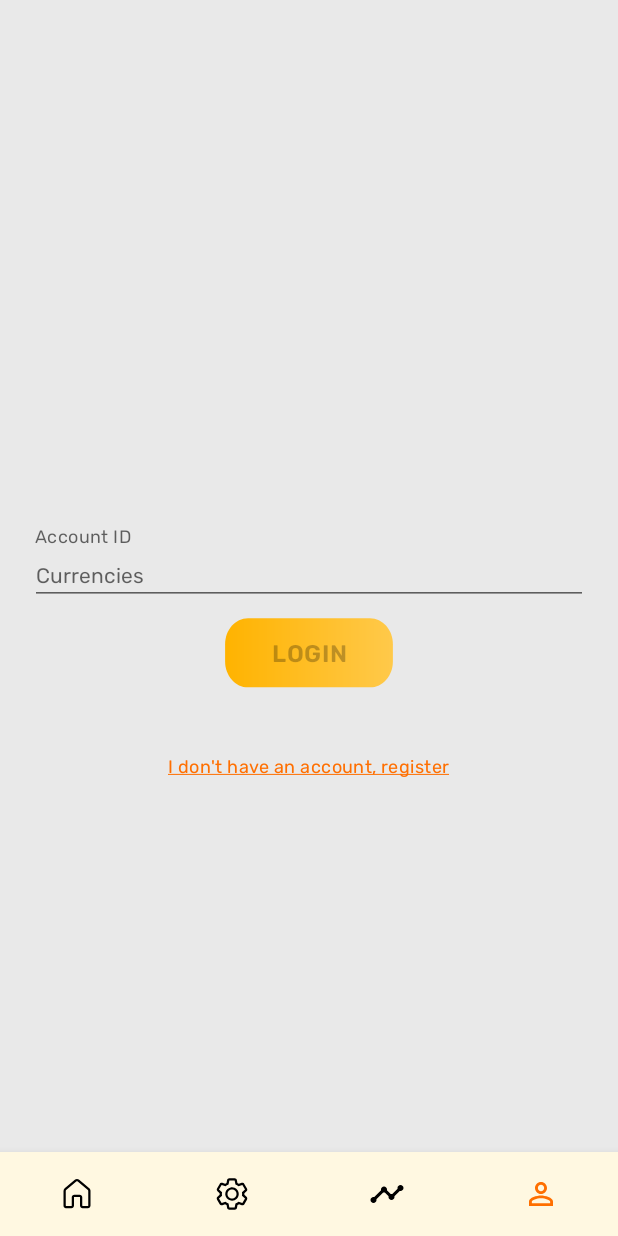
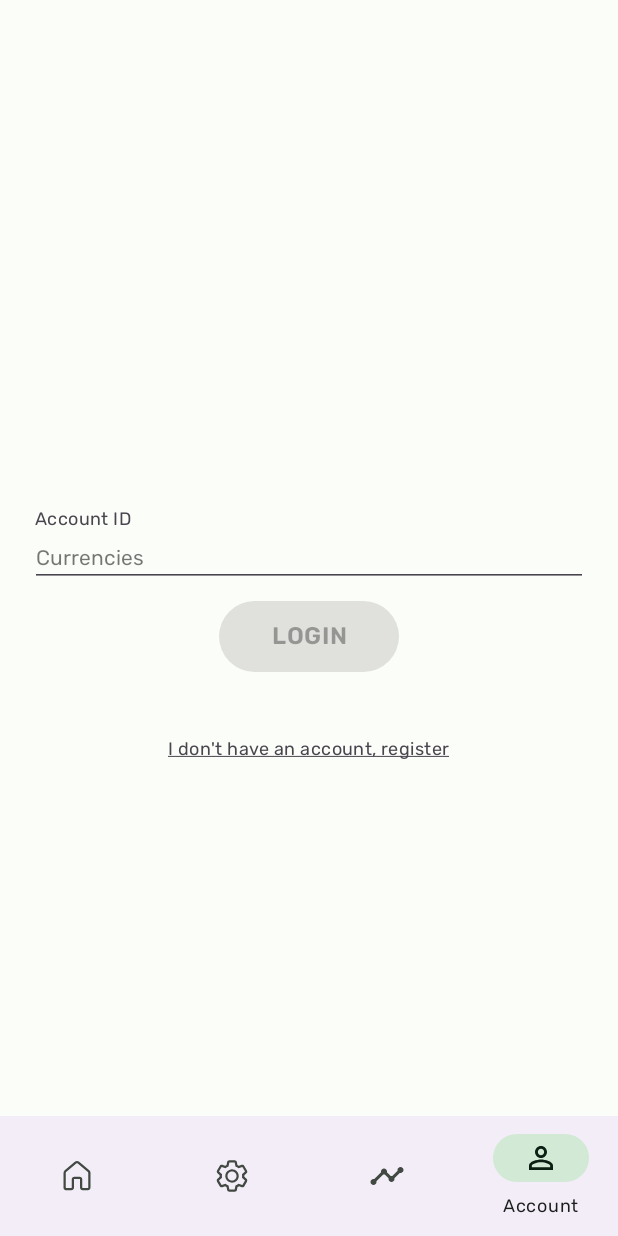
Before and after one commit to aslansari/hypocoin, an Android app: the screen it shows after launch (MainActivity), item 4 of the bottom bar chosen, on a phone screen of 412 x 824 dp. Run offline under Robolectric (Android 15) with nearby library versions, the phone set to English and light mode, and no system bars; our stand-ins replace Room's generated code, RxJava, Timber, data binding, navigation-ui; libraries missing offline, so code that uses them is left out: kotlinx.coroutines.reactive; 6 statements that could not run were skipped.

Commit message:
refactor: apply material theme 3 color scheme

```diff
--- a/app/build.gradle
+++ b/app/build.gradle
@@ -35,7 +35,7 @@
 dependencies {
 
     implementation 'androidx.appcompat:appcompat:1.4.1'
-    implementation 'com.google.android.material:material:1.5.0'
+    implementation 'com.google.android.material:material:1.6.0'
     implementation 'androidx.activity:activity-ktx:1.4.0'
     implementation 'androidx.fragment:fragment-ktx:1.4.1'
 
--- a/app/src/main/AndroidManifest.xml
+++ b/app/src/main/AndroidManifest.xml
@@ -11,7 +11,7 @@
         android:label="@string/app_name"
         android:roundIcon="@mipmap/ic_launcher_round"
         android:supportsRtl="true"
-        android:theme="@style/Theme.HypoCoin">
+        android:theme="@style/HypoCoinTheme">
         <activity
             android:name=".ui.MainActivity"
             android:exported="true">
--- a/app/src/main/res/drawable/bottom_nav_colors.xml
+++ /dev/null
@@ -1,5 +0,0 @@
-<?xml version="1.0" encoding="utf-8"?>
-<selector xmlns:android="http://schemas.android.com/apk/res/android">
-    <item android:color="@color/amber_900" android:state_checked="true" />
-    <item android:color="?attr/colorOnSurface" android:state_checked="false" />
-</selector>
--- a/app/src/main/res/layout/activity_main.xml
+++ b/app/src/main/res/layout/activity_main.xml
@@ -24,10 +24,6 @@
             android:id="@+id/bottomNavBarMain"
             android:layout_width="match_parent"
             android:layout_height="wrap_content"
-            android:background="?attr/colorSecondaryVariant"
-            app:itemIconTint="@drawable/bottom_nav_colors"
-            app:itemTextColor="@drawable/bottom_nav_colors"
-            app:labelVisibilityMode="unlabeled"
             app:layout_constraintBottom_toBottomOf="parent"
             app:layout_constraintEnd_toEndOf="parent"
             app:layout_constraintStart_toStartOf="parent"
--- a/app/src/main/res/layout/currency_item.xml
+++ b/app/src/main/res/layout/currency_item.xml
@@ -5,6 +5,7 @@
     android:layout_width="match_parent"
     android:layout_height="wrap_content"
     android:minHeight="80dp"
+    app:strokeWidth="0dp"
     app:cardCornerRadius="10dp"
     app:cardElevation="3dp">
 
--- a/app/src/main/res/layout/fragment_currency.xml
+++ b/app/src/main/res/layout/fragment_currency.xml
@@ -19,7 +19,6 @@
             android:layout_width="match_parent"
             android:layout_height="wrap_content"
             android:indeterminate="true"
-            android:indeterminateTint="@color/amber_800"
             android:visibility="@{vm.loading}"
             app:layout_constraintBottom_toTopOf="@+id/recyclerCoin"
             app:layout_constraintEnd_toEndOf="parent"
--- a/app/src/main/res/layout/fragment_login.xml
+++ b/app/src/main/res/layout/fragment_login.xml
@@ -21,7 +21,6 @@
             android:layout_width="wrap_content"
             android:layout_height="wrap_content"
             android:indeterminate="true"
-            android:indeterminateTint="@color/amber_800"
             android:visibility="@{vm.loading ? View.VISIBLE : View.GONE}"
             app:layout_constraintBottom_toBottomOf="parent"
             app:layout_constraintEnd_toEndOf="parent"
@@ -75,7 +74,6 @@
             android:layout_margin="40dp"
             android:text="@string/no_account_register"
             android:textAppearance="@style/TextAppearance.Caption"
-            android:textColor="@color/amber_900"
             android:onClick="@{() -> vm.registerClicked()}"
             app:layout_constraintEnd_toEndOf="@id/etAccountId"
             app:layout_constraintStart_toStartOf="@id/etAccountId"
--- a/app/src/main/res/layout/fragment_register.xml
+++ b/app/src/main/res/layout/fragment_register.xml
@@ -20,7 +20,6 @@
             android:layout_width="wrap_content"
             android:layout_height="wrap_content"
             android:indeterminate="true"
-            android:indeterminateTint="@color/amber_800"
             android:visibility="@{vm.registerUIState.loading}"
             app:layout_constraintBottom_toBottomOf="parent"
             app:layout_constraintEnd_toEndOf="parent"
--- a/app/src/main/res/values-night/themes.xml
+++ b/app/src/main/res/values-night/themes.xml
@@ -1,47 +1,34 @@
 <resources xmlns:tools="http://schemas.android.com/tools">
-    <!-- Base application theme. -->
-    <style name="Theme.HypoCoin" parent="Theme.MaterialComponents.DayNight.NoActionBar">
-        <!-- Primary brand color. -->
-        <item name="colorPrimary">@color/blue_gray_400</item>
-        <item name="colorPrimaryVariant">@color/blue_gray_900</item>
-        <item name="colorOnPrimary">@color/white</item>
-        <!-- Secondary brand color. -->
-        <item name="colorSecondary">@color/blue_gray_800</item>
-        <item name="colorSecondaryVariant">@color/blue_gray_900</item>
-        <item name="colorOnSecondary">@color/white</item>
-        <!-- Status bar color. -->
-        <item name="android:statusBarColor" tools:targetApi="l">@color/blue_gray_dark_status</item>
-        <item name="android:navigationBarColor">@color/blue_gray_dark</item>
-        <!-- Customize your theme here. -->
-        <item name="android:colorBackground">@color/blue_gray_800</item>
-        <item name="colorOnBackground">@color/blue_gray_50</item>
-        <item name="colorSurface">@color/blue_gray_700</item>
-        <item name="colorOnSurface">@color/blue_gray_50</item>
-        <item name="colorError">@color/amber_900</item>
-        <item name="colorOnError">@color/white</item>
-
-        <item name="fontFamily">@font/rubik</item>
-        <item name="materialButtonStyle">@style/DarkButtonStyle</item>
-        <item name="textAppearanceHeadline1">@style/TextAppearance.Headline1</item>
-        <item name="textAppearanceHeadline2">@style/TextAppearance.Headline2</item>
-        <item name="textAppearanceHeadline3">@style/TextAppearance.Headline3</item>
-        <item name="textAppearanceHeadline4">@style/TextAppearance.Headline4</item>
-        <item name="textAppearanceHeadline5">@style/TextAppearance.Headline5</item>
-        <item name="textAppearanceHeadline6">@style/TextAppearance.Headline6</item>
-        <item name="textAppearanceSubtitle1">@style/TextAppearance.Subtitle1</item>
-        <item name="textAppearanceSubtitle2">@style/TextAppearance.Subtitle2</item>
-        <item name="textAppearanceBody1">@style/TextAppearance.Body1</item>
-        <item name="textAppearanceBody2">@style/TextAppearance.Body2</item>
-        <item name="textAppearanceButton">@style/TextAppearance.Button</item>
-        <item name="textAppearanceCaption">@style/TextAppearance.Caption</item>
-        <item name="textAppearanceOverline">@style/TextAppearance.Overline</item>
-    </style>
-
-    <!-- Button styles -->
-    <style name="DarkButtonStyle" parent="BaseButtonStyle">
-        <item name="android:background">@drawable/button_dark_bg</item>
-        <item name="android:layout_gravity">bottom|end</item>
-        <item name="android:gravity">center</item>
-        <item name="textAppearanceButton">@style/TextAppearance.Button</item>
+    <style name="HypoCoinTheme" parent="Theme.Material3.Dark.NoActionBar">
+        <item name="colorPrimary">@color/md_theme_dark_primary</item>
+        <item name="colorOnPrimary">@color/md_theme_dark_onPrimary</item>
+        <item name="colorPrimaryContainer">@color/md_theme_dark_background</item>
+        <item name="colorOnPrimaryContainer">@color/md_theme_dark_onPrimaryContainer</item>
+        <item name="colorSecondary">@color/md_theme_dark_secondary</item>
+        <item name="colorOnSecondary">@color/md_theme_dark_onSecondary</item>
+        <item name="colorSecondaryContainer">@color/md_theme_dark_secondaryContainer</item>
+        <item name="colorOnSecondaryContainer">@color/md_theme_dark_onSecondaryContainer</item>
+        <item name="colorTertiary">@color/md_theme_dark_tertiary</item>
+        <item name="colorOnTertiary">@color/md_theme_dark_onTertiary</item>
+        <item name="colorTertiaryContainer">@color/md_theme_dark_tertiaryContainer</item>
+        <item name="colorOnTertiaryContainer">@color/md_theme_dark_onTertiaryContainer</item>
+        <item name="colorError">@color/md_theme_dark_error</item>
+        <item name="colorErrorContainer">@color/md_theme_dark_errorContainer</item>
+        <item name="colorOnError">@color/md_theme_dark_onError</item>
+        <item name="colorOnErrorContainer">@color/md_theme_dark_onErrorContainer</item>
+        <item name="android:colorBackground">@color/md_theme_dark_background</item>
+        <item name="colorOnBackground">@color/md_theme_dark_onBackground</item>
+        <item name="colorSurface">@color/md_theme_dark_surface</item>
+        <item name="colorOnSurface">@color/md_theme_dark_onSurface</item>
+        <item name="colorSurfaceVariant">@color/md_theme_dark_surfaceVariant</item>
+        <item name="colorOnSurfaceVariant">@color/md_theme_dark_onSurfaceVariant</item>
+        <item name="colorOutline">@color/md_theme_dark_outline</item>
+        <item name="colorOnSurfaceInverse">@color/md_theme_dark_inverseOnSurface</item>
+        <item name="colorSurfaceInverse">@color/md_theme_dark_inverseSurface</item>
+        <item name="colorPrimaryInverse">@color/md_theme_dark_primaryInverse</item>
+        <item name="android:windowLightStatusBar" tools:targetApi="o_mr1">false</item>
+        <item name="android:statusBarColor" tools:targetApi="l">?android:attr/colorBackground</item>
+        <item name="android:windowLightNavigationBar" tools:targetApi="o_mr1">false</item>
+        <item name="android:navigationBarColor" tools:targetApi="o_mr1">?android:attr/colorBackground</item>
     </style>
 </resources>
--- a/app/src/main/res/values/colors.xml
+++ b/app/src/main/res/values/colors.xml
@@ -1,38 +1,60 @@
-<?xml version="1.0" encoding="utf-8"?>
 <resources>
-    <color name="purple_200">#FFBB86FC</color>
-    <color name="purple_500">#FF6200EE</color>
-    <color name="purple_700">#FF3700B3</color>
-    <color name="teal_200">#FF03DAC5</color>
-    <color name="teal_700">#FF018786</color>
-    <color name="black">#FF000000</color>
-    <color name="white">#FFFFFFFF</color>
-    <color name="background_light">#E9E9E9</color>
-    <color name="surface">#F2F2F2</color>
-
-    <color name="amber_50">#FFF8E1</color>
-    <color name="amber_100">#FFECB3</color>
-    <color name="amber_200">#FFE082</color>
-    <color name="amber_300">#FFD54F</color>
-    <color name="amber_400">#FFCA28</color>
-    <color name="amber_500">#FFC107</color>
-    <color name="amber_600">#FFB300</color>
-    <color name="amber_700">#FFA000</color>
-    <color name="amber_800">#FF8F00</color>
-    <color name="amber_900">#FF6F00</color>
-    <color name="amber_dark">#876B15</color>
-
-    <color name="blue_gray_50">#ECEFF1</color>
-    <color name="blue_gray_100">#CFD8DC</color>
-    <color name="blue_gray_200">#B0BEC5</color>
-    <color name="blue_gray_300">#90A4AE</color>
-    <color name="blue_gray_400">#78909C</color>
-    <color name="blue_gray_500">#607D8B</color>
-    <color name="blue_gray_600">#546E7A</color>
-    <color name="blue_gray_700">#455A64</color>
-    <color name="blue_gray_800">#37474F</color>
-    <color name="blue_gray_900">#263238</color>
-    <color name="blue_gray_dark">#1F292E</color>
-    <color name="blue_gray_dark_status">#1A2327</color>
-
+    <color name="md_theme_light_primary">#006D3D</color>
+    <color name="md_theme_light_onPrimary">#FFFFFF</color>
+    <color name="md_theme_light_primaryContainer">#96F7B9</color>
+    <color name="md_theme_light_onPrimaryContainer">#00210E</color>
+    <color name="md_theme_light_secondary">#4F6354</color>
+    <color name="md_theme_light_onSecondary">#FFFFFF</color>
+    <color name="md_theme_light_secondaryContainer">#D1E9D5</color>
+    <color name="md_theme_light_onSecondaryContainer">#0C1F13</color>
+    <color name="md_theme_light_tertiary">#3B6470</color>
+    <color name="md_theme_light_onTertiary">#FFFFFF</color>
+    <color name="md_theme_light_tertiaryContainer">#BFEAF8</color>
+    <color name="md_theme_light_onTertiaryContainer">#001F27</color>
+    <color name="md_theme_light_error">#BA1B1B</color>
+    <color name="md_theme_light_errorContainer">#FFDAD4</color>
+    <color name="md_theme_light_onError">#FFFFFF</color>
+    <color name="md_theme_light_onErrorContainer">#410001</color>
+    <color name="md_theme_light_background">#FBFDF8</color>
+    <color name="md_theme_light_onBackground">#191C1A</color>
+    <color name="md_theme_light_surface">#FBFDF8</color>
+    <color name="md_theme_light_onSurface">#191C1A</color>
+    <color name="md_theme_light_surfaceVariant">#DCE5DB</color>
+    <color name="md_theme_light_onSurfaceVariant">#414942</color>
+    <color name="md_theme_light_outline">#707971</color>
+    <color name="md_theme_light_inverseOnSurface">#F0F1ED</color>
+    <color name="md_theme_light_inverseSurface">#2E312E</color>
+    <color name="md_theme_light_inversePrimary">#79DA9E</color>
+    <color name="md_theme_light_shadow">#000000</color>
+    <color name="md_theme_light_primaryInverse">#79DA9E</color>
+    <color name="md_theme_dark_primary">#79DA9E</color>
+    <color name="md_theme_dark_onPrimary">#00391D</color>
+    <color name="md_theme_dark_primaryContainer">#00522C</color>
+    <color name="md_theme_dark_onPrimaryContainer">#96F7B9</color>
+    <color name="md_theme_dark_secondary">#B6CCBA</color>
+    <color name="md_theme_dark_onSecondary">#213527</color>
+    <color name="md_theme_dark_secondaryContainer">#384B3D</color>
+    <color name="md_theme_dark_onSecondaryContainer">#D1E9D5</color>
+    <color name="md_theme_dark_tertiary">#A2CDDA</color>
+    <color name="md_theme_dark_onTertiary">#033640</color>
+    <color name="md_theme_dark_tertiaryContainer">#214C57</color>
+    <color name="md_theme_dark_onTertiaryContainer">#BFEAF8</color>
+    <color name="md_theme_dark_error">#FFB4A9</color>
+    <color name="md_theme_dark_errorContainer">#930006</color>
+    <color name="md_theme_dark_onError">#680003</color>
+    <color name="md_theme_dark_onErrorContainer">#FFDAD4</color>
+    <color name="md_theme_dark_background">#191C1A</color>
+    <color name="md_theme_dark_onBackground">#E1E3DE</color>
+    <color name="md_theme_dark_surface">#191C1A</color>
+    <color name="md_theme_dark_onSurface">#E1E3DE</color>
+    <color name="md_theme_dark_surfaceVariant">#414942</color>
+    <color name="md_theme_dark_onSurfaceVariant">#C1C9C0</color>
+    <color name="md_theme_dark_outline">#8A938A</color>
+    <color name="md_theme_dark_inverseOnSurface">#191C1A</color>
+    <color name="md_theme_dark_inverseSurface">#E1E3DE</color>
+    <color name="md_theme_dark_inversePrimary">#006D3D</color>
+    <color name="md_theme_dark_shadow">#000000</color>
+    <color name="md_theme_dark_primaryInverse">#006D3D</color>
+    <color name="seed">#85D5A1</color>
+    <color name="error">#BA1B1B</color>
 </resources>
--- a/app/src/main/res/values/themes.xml
+++ b/app/src/main/res/values/themes.xml
@@ -1,30 +1,38 @@
 <resources xmlns:tools="http://schemas.android.com/tools">
-    <!-- Base application theme. -->
-    <style name="Theme.HypoCoin" parent="Theme.MaterialComponents.DayNight.NoActionBar">
-        <!-- Primary brand color. -->
-        <item name="colorPrimary">@color/amber_400</item>
-        <item name="colorPrimaryVariant">@color/amber_800</item>
-        <item name="colorOnPrimary">@color/black</item>
-        <!-- Secondary brand color. -->
-        <item name="colorSecondary">@color/amber_100</item>
-        <item name="colorSecondaryVariant">@color/amber_50</item>
-        <item name="colorOnSecondary">@color/black</item>
-        <!-- Status bar color. -->
-        <item name="android:statusBarColor" tools:targetApi="l">?attr/colorPrimaryVariant</item>
+    <style name="HypoCoinTheme" parent="Theme.Material3.Light.NoActionBar">
+        <item name="colorPrimary">@color/md_theme_light_primary</item>
+        <item name="colorOnPrimary">@color/md_theme_light_onPrimary</item>
+        <item name="colorPrimaryContainer">@color/md_theme_light_primaryContainer</item>
+        <item name="colorOnPrimaryContainer">@color/md_theme_light_onPrimaryContainer</item>
+        <item name="colorSecondary">@color/md_theme_light_secondary</item>
+        <item name="colorOnSecondary">@color/md_theme_light_onSecondary</item>
+        <item name="colorSecondaryContainer">@color/md_theme_light_secondaryContainer</item>
+        <item name="colorOnSecondaryContainer">@color/md_theme_light_onSecondaryContainer</item>
+        <item name="colorTertiary">@color/md_theme_light_tertiary</item>
+        <item name="colorOnTertiary">@color/md_theme_light_onTertiary</item>
+        <item name="colorTertiaryContainer">@color/md_theme_light_tertiaryContainer</item>
+        <item name="colorOnTertiaryContainer">@color/md_theme_light_onTertiaryContainer</item>
+        <item name="colorError">@color/md_theme_light_error</item>
+        <item name="colorErrorContainer">@color/md_theme_light_errorContainer</item>
+        <item name="colorOnError">@color/md_theme_light_onError</item>
+        <item name="colorOnErrorContainer">@color/md_theme_light_onErrorContainer</item>
+        <item name="android:colorBackground">@color/md_theme_light_background</item>
+        <item name="colorOnBackground">@color/md_theme_light_onBackground</item>
+        <item name="colorSurface">@color/md_theme_light_surface</item>
+        <item name="colorOnSurface">@color/md_theme_light_onSurface</item>
+        <item name="colorSurfaceVariant">@color/md_theme_light_surfaceVariant</item>
+        <item name="colorOnSurfaceVariant">@color/md_theme_light_onSurfaceVariant</item>
+        <item name="colorOutline">@color/md_theme_light_outline</item>
+        <item name="colorOnSurfaceInverse">@color/md_theme_light_inverseOnSurface</item>
+        <item name="colorSurfaceInverse">@color/md_theme_light_inverseSurface</item>
+        <item name="colorPrimaryInverse">@color/md_theme_light_primaryInverse</item>
+        <item name="android:windowLightStatusBar" tools:targetApi="o_mr1">true</item>
+        <item name="android:statusBarColor" tools:targetApi="l">?android:attr/colorBackground</item>
         <item name="android:windowLightNavigationBar" tools:targetApi="o_mr1">true</item>
-        <item name="android:navigationBarColor" tools:targetApi="o_mr1">?attr/colorSecondary</item>
-        <!-- Customize your theme here. -->
-        <item name="android:colorBackground">@color/background_light</item>
-        <item name="colorOnBackground">@color/black</item>
-        <item name="colorSurface">@color/surface</item>
-        <item name="colorOnSurface">@color/black</item>
-        <item name="colorError">@color/amber_900</item>
-        <item name="colorOnError">@color/black</item>
+        <item name="android:navigationBarColor" tools:targetApi="o_mr1">?attr/colorSecondaryContainer</item>
 
+        <!-- Typography -->
         <item name="fontFamily">@font/rubik</item>
-        <item name="materialButtonStyle">@style/ButtonStyle</item>
-        <item name="elevation">20dp</item>
-
         <item name="textAppearanceHeadline1">@style/TextAppearance.Headline1</item>
         <item name="textAppearanceHeadline2">@style/TextAppearance.Headline2</item>
         <item name="textAppearanceHeadline3">@style/TextAppearance.Headline3</item>
@@ -39,18 +47,4 @@
         <item name="textAppearanceCaption">@style/TextAppearance.Caption</item>
         <item name="textAppearanceOverline">@style/TextAppearance.Overline</item>
     </style>
-
-    <!-- Button styles -->
-    <style name="BaseButtonStyle" parent="Widget.AppCompat.Button">
-        <item name="cornerRadius">20dp</item>
-        <item name="android:layout_width">100dp</item>
-        <item name="android:layout_height">20dp</item>
-    </style>
-
-    <style name="ButtonStyle" parent="BaseButtonStyle">
-        <item name="android:background">@drawable/button_bg</item>
-        <item name="android:layout_gravity">bottom|end</item>
-        <item name="android:gravity">center</item>
-        <item name="textAppearanceButton">@style/TextAppearance.Button</item>
-    </style>
 </resources>
```
